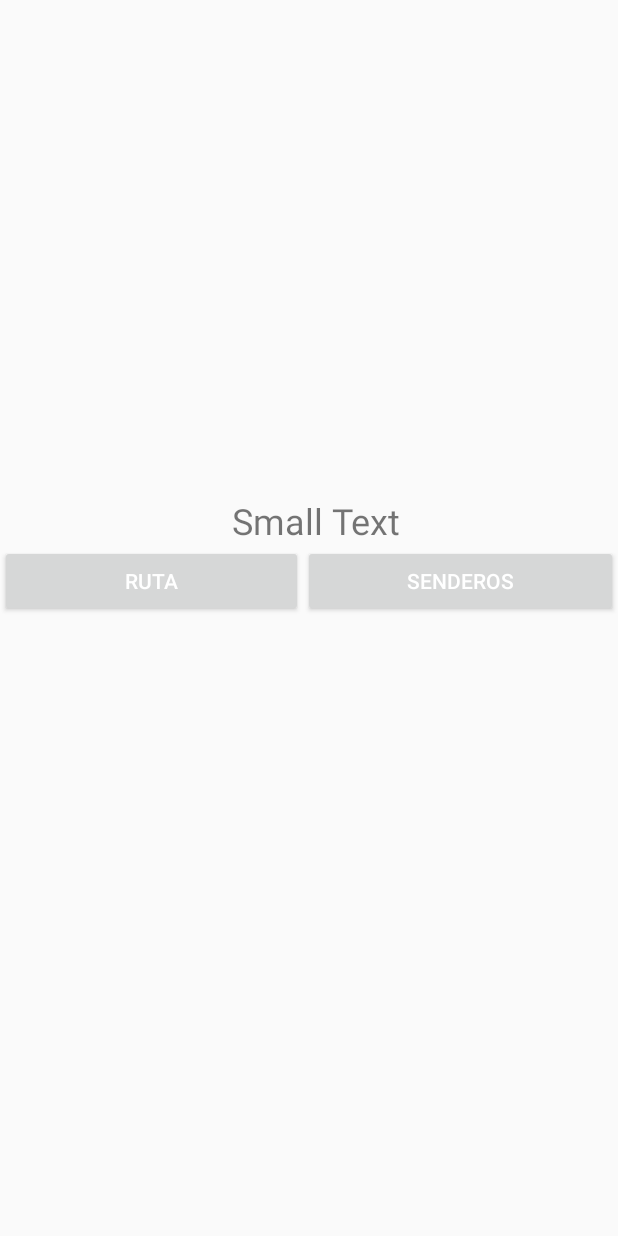
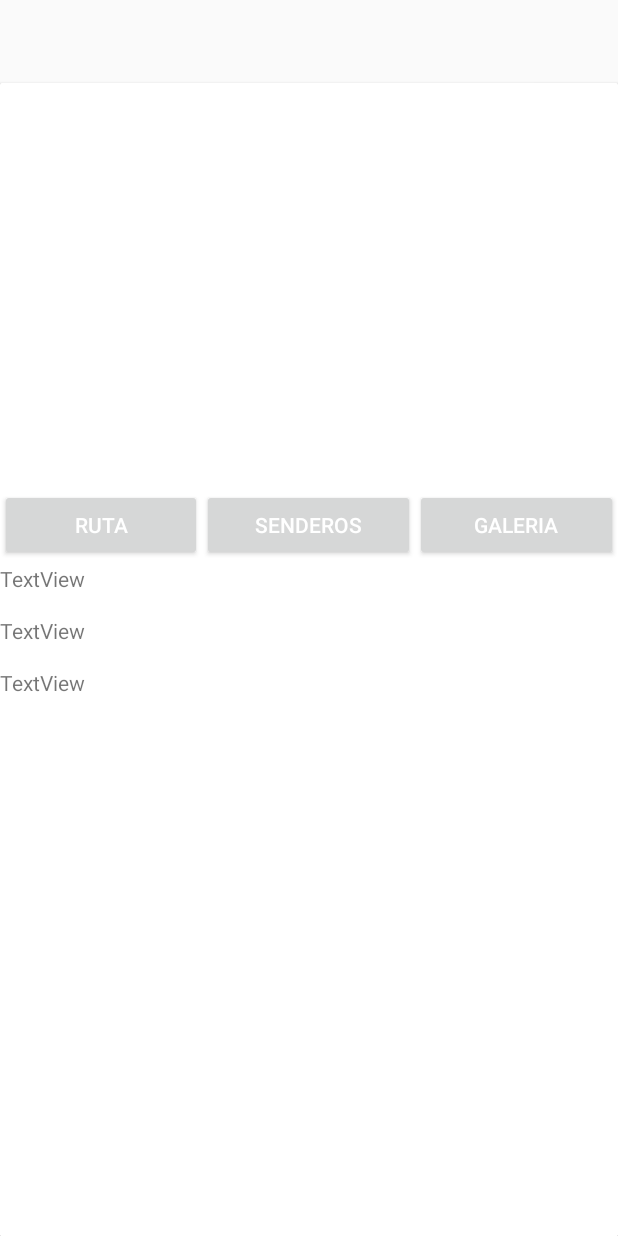
Before and after one commit to alvaroyturburo/Geoturse, an Android app: the layout content_recurso_detalle.xml on its own in the app's theme, with its tools: preview values and no code run, on a phone screen of 412 x 824 dp. Run offline under Robolectric (Android 15) with nearby library versions, the phone set to English and light mode, and no system bars.

Commit message:
Dibujar puntos desde la base de datos y mejoras en el xml de vista del recurso

```diff
--- a/app/src/main/res/layout/content_recurso_detalle.xml
+++ b/app/src/main/res/layout/content_recurso_detalle.xml
@@ -4,26 +4,28 @@
     android:layout_width="match_parent"
     android:layout_height="match_parent"
     xmlns:tools="http://schemas.android.com/tools">
+        <android.support.v7.widget.CardView
+            android:layout_width="match_parent"
+            xmlns:tools="http://schemas.android.com/tools"
+            card_view:cardCornerRadius="1dp"
+            card_view:cardElevation="1dp"
+            android:clickable="false"
+            android:longClickable="false"
+            android:foreground="?android:attr/selectableItemBackground"
+            android:id="@+id/cardViewRecurso"
+            android:layout_height="match_parent"
+            android:layout_marginTop="55dp">
 
-
-        <TextView
-            android:layout_width="wrap_content"
-            android:layout_height="wrap_content"
-            android:textAppearance="?android:attr/textAppearanceSmall"
-            android:text="Small Text"
-            android:id="@+id/mostrarvisitas"
-            android:paddingLeft="10dp"
-            android:textSize="24sp"
-            android:layout_below="@+id/pager"
-            android:layout_centerHorizontal="true"
-            tools:context=".RecursoDetalle"
-            android:fontFamily="sans-serif" />
+                <LinearLayout
+                    android:layout_width="match_parent"
+                    android:layout_height="match_parent"
+                    android:orientation="vertical">
 
                 <android.support.v4.view.ViewPager
                     android:id="@+id/pager"
                     android:layout_width="match_parent"
                     android:layout_height="265dp"
-            android:layout_marginTop="65dp"/>
+                    android:layout_marginTop="5dp"/>
 
                 <LinearLayout
                     android:orientation="horizontal"
@@ -54,6 +56,47 @@
                             android:layout_toEndOf="@+id/mostrarvisitas"
                             android:textColor="@android:color/background_light"
                             android:layout_weight="1" />
+
+                        <android.support.v7.widget.AppCompatButton
+                            android:text="Galeria"
+                            android:layout_width="wrap_content"
+                            android:layout_height="wrap_content"
+                            android:id="@+id/galeriaBtn"
+                            android:layout_below="@+id/mostrarvisitas"
+                            android:layout_toRightOf="@+id/mostrarvisitas"
+                            android:layout_toEndOf="@+id/mostrarvisitas"
+                            android:textColor="@android:color/background_light"
+                            android:layout_weight="1" />
+
                 </LinearLayout>
 
+                        <TextView
+                            android:text="TextView"
+                            android:layout_width="match_parent"
+                            android:layout_height="wrap_content"
+                            android:id="@+id/txtDescripcionR" />
+
+                        <Space
+                            android:layout_width="match_parent"
+                            android:layout_height="15dp" />
+
+                        <TextView
+                            android:text="TextView"
+                            android:layout_width="match_parent"
+                            android:layout_height="wrap_content"
+                            android:id="@+id/txtInformacionR" />
+
+                        <Space
+                            android:layout_width="match_parent"
+                            android:layout_height="15dp" />
+
+                        <TextView
+                            android:text="TextView"
+                            android:layout_width="match_parent"
+                            android:layout_height="wrap_content"
+                            android:id="@+id/txtDireccionR" />
+
+                </LinearLayout>
+        </android.support.v7.widget.CardView>
+
 </RelativeLayout>
--- a/app/src/main/res/values/arrays.xml
+++ b/app/src/main/res/values/arrays.xml
@@ -5,5 +5,7 @@
         <item>5 kilometros a la redonda</item>
         <item>10 kilometros a la redonda</item>
         <item>15 kilometros a la redonda</item>
+        <item>25 kilometros a la redonda</item>
+        <item>40 kilometros a la redonda</item>
     </string-array>
 </resources>
```
Also changed, not shown: app/src/main/java/es/codigoandroid/es/codigoandroid/datamanager/CouchbaseManager.java (+73 -0 lines), app/src/main/java/es/codigoandroid/geoturse/Fragment_seccion1.java (+86 -57 lines), app/src/main/java/es/codigoandroid/geoturse/Fragment_seccion2.java (+10 -31 lines), app/src/main/java/es/codigoandroid/geoturse/ListaRecursoAdapter.java (+54 -10 lines), app/src/main/java/es/codigoandroid/geoturse/MapsActivity.java (+48 -33 lines), app/src/main/java/es/codigoandroid/geoturse/RecursoDetalle.java (+29 -8 lines), app/src/main/java/es/codigoandroid/geoturse/Splash.java (+65 -5 lines), app/src/main/java/es/codigoandroid/pojos/Recursos.java (+45 -15 lines), app/src/main/java/es/codigoandroid/pojos/Senderos.java (+10 -2 lines), app/src/main/res/layout/card_view_recurso.xml (+4 -4 lines), app/src/main/res/drawable/marker.png (added), app/src/main/res/drawable/sanpablo.jpg (added). Lines whose indentation alone changed are shown as unchanged.
